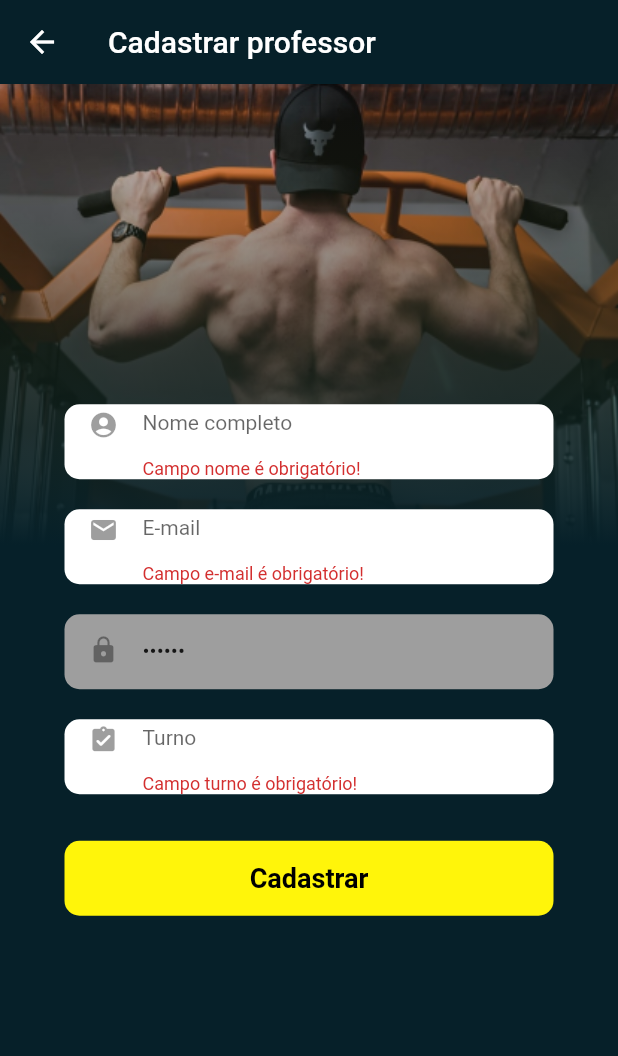
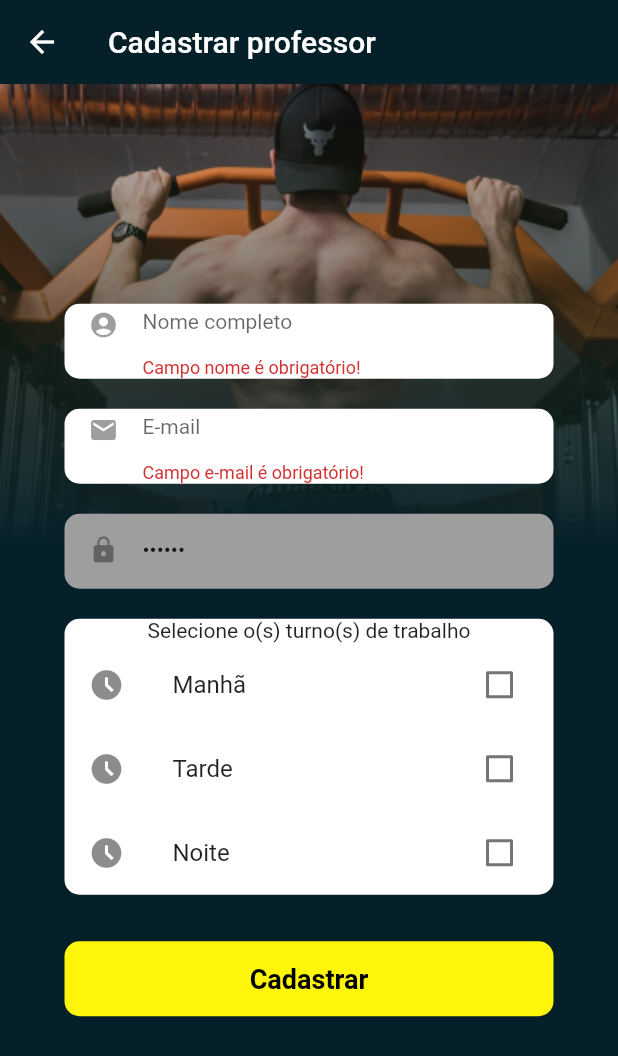
Before and after one commit to Diego-amd/apoio_forca_treino, a Flutter app: the CadastroProfessor screen opened by its route, after a tap on "Cadastrar", on a phone screen of 412 x 824 dp. Shown: the top 1056 px of the screen. Run offline on Flutter 3.47's test engine with Material 2 defaults, Android fonts, the phone set to English and light mode, and no system bars; our stand-ins replace cloud_firestore, file_picker, firebase_auth, firebase_core, firebase_storage; accounts and stored records are empty.

Commit message:
Cadastro de aluno e professor

```diff
--- a/lib/model/aluno.model.dart
+++ b/lib/model/aluno.model.dart
@@ -2,12 +2,16 @@ class AlunoModel {
   String nomeCompleto = '';
   String email = '';
   String senha = '';
+  bool ativo = true;
+  String sexo = '';
 
-  AlunoModel(this.nomeCompleto, this.email, this.senha);
+  AlunoModel(this.nomeCompleto, this.email, this.senha, this.ativo, this.sexo);
 
   AlunoModel.fromMap(Map<String, dynamic> map) {
     nomeCompleto = map["nomeCompleto"];
     email = map["email"];
     senha = map["senha"];
+    ativo = map["ativo"];
+    sexo = map["sexo"];
   }
 }
--- a/lib/view/app.dart
+++ b/lib/view/app.dart
@@ -19,8 +19,8 @@ class App extends StatelessWidget {
     return MaterialApp(routes: {
       '/': (context) => LoginView(),
       '/alterarSenha': (context) => AlteracaoSenha(),
-      '/homeadmin': (context) => HomeAdmin(),
-      '/homealuno': (context) => HomeAluno(),
+      '/homeAdmin': (context) => HomeAdmin(),
+      '/homeAluno': (context) => HomeAluno(),
       '/cadAluno': (context) => CadastroAluno(),
       '/cadProfessor': (context) => CadastroProfessor(),
       '/cadExercicio': (context) => CadastroExercicio(),
--- a/lib/view/cad.professor.view.dart
+++ b/lib/view/cad.professor.view.dart
@@ -2,10 +2,31 @@ import 'package:flutter/material.dart';
 import 'package:cloud_firestore/cloud_firestore.dart';
 import 'package:firebase_auth/firebase_auth.dart';
 
-class CadastroProfessor extends StatelessWidget {
+class CadastroProfessor extends StatefulWidget {
+  @override
+  _CadastroProfessor createState() => _CadastroProfessor();
+}
+
+class _CadastroProfessor extends State<CadastroProfessor> {
   var formKey = GlobalKey<FormState>();
   final firestore = FirebaseFirestore.instance;
   final auth = FirebaseAuth.instance;
+
+  bool valorManha = false;
+  bool valorTarde = false;
+  bool valorNoite = false;
+
+  var manha;
+  var tarde;
+  var noite;
+
+  formataTexto() async {
+    manha = valorManha == true ? "Manhã" : "";
+    tarde = valorTarde == true ? "Tarde" : "";
+    noite = valorNoite == true ? "Noite" : "";
+
+    return "$manha / $tarde / $noite";
+  }
 
   TextEditingController nome = TextEditingController();
   TextEditingController email = TextEditingController();
@@ -16,6 +37,8 @@ class CadastroProfessor extends StatelessWidget {
     var emailText = email.text;
     var senhaText = '123456';
 
+    var textoTurno = await formataTexto();
+
     if (formKey.currentState!.validate()) {
       formKey.currentState!.save();
       var result = await auth.createUserWithEmailAndPassword(
@@ -23,10 +46,11 @@ class CadastroProfessor extends StatelessWidget {
 
       await result.user!.updateDisplayName(nomeText);
 
-      await firestore.collection('alunos').add({
+      await firestore.collection('professores').add({
         "nomeCompleto": nomeText,
         "email": emailText,
         "senhaCad": senhaText,
+        "turno": textoTurno,
         "uid": result.user!.uid,
       });
 
@@ -175,36 +199,51 @@ class CadastroProfessor extends StatelessWidget {
                     SizedBox(
                       child: Container(
                           width: 326,
-                        height: 50,
                           margin: EdgeInsets.only(top: 20),
-                        padding: EdgeInsets.only(left: 16),
                           decoration: const BoxDecoration(
                               color: Colors.white,
                               borderRadius:
                                   BorderRadius.all(Radius.circular(10))),
-                        child: TextFormField(
-                          controller: email,
-                          onSaved: (value) => {},
-                          validator: (value) {
-                            if (value!.isEmpty) {
-                              return "Campo turno é obrigatório!";
-                            }
-                            return null;
+                          child: Column(
+                            children: [
+                              Container(
+                                  child: Text(
+                                      "Selecione o(s) turno(s) de trabalho")),
+                              CheckboxListTile(
+                                title: Text("Manhã"),
+                                secondary: Icon(Icons.access_time_filled),
+                                value: valorManha,
+                                onChanged: (value) {
+                                  setState(() {
+                                    valorManha = value!;
+                                  });
                                 },
-                          keyboardType: TextInputType.emailAddress,
-                          decoration: const InputDecoration(
-                            border: InputBorder.none,
-                            hintText: "Turno",
-                            icon: Icon(Icons.assignment_turned_in_rounded,
-                                size: 20, color: Colors.black38),
-                            labelStyle: TextStyle(
-                                color: Colors.black,
-                                fontWeight: FontWeight.w400,
-                                fontSize: 16),
+                                activeColor: Color.fromRGBO(6, 32, 41, 2),
                               ),
-                          style: TextStyle(fontSize: 14),
+                              CheckboxListTile(
+                                title: Text("Tarde"),
+                                secondary: Icon(Icons.access_time_filled),
+                                value: valorTarde,
+                                onChanged: (value) {
+                                  setState(() {
+                                    valorTarde = value!;
+                                  });
+                                },
+                                activeColor: Color.fromRGBO(6, 32, 41, 2),
                               ),
+                              CheckboxListTile(
+                                title: Text("Noite"),
+                                secondary: Icon(Icons.access_time_filled),
+                                value: valorNoite,
+                                onChanged: (value) {
+                                  setState(() {
+                                    valorNoite = value!;
+                                  });
+                                },
+                                activeColor: Color.fromRGBO(6, 32, 41, 2),
                               ),
+                            ],
+                          )),
                     ),
                     Container(
                         width: 326,
--- a/lib/view/home.admin.view.dart
+++ b/lib/view/home.admin.view.dart
@@ -15,7 +15,8 @@ class HomeAdmin extends StatelessWidget {
         appBar: AppBar(
           title: Text("Bem-vindo Admin!"),
         ),
-        body: Column(
+        body: Center(
+          child: Column(
             mainAxisSize: MainAxisSize.min,
             crossAxisAlignment: CrossAxisAlignment.center,
             children: [
@@ -38,6 +39,7 @@ class HomeAdmin extends StatelessWidget {
                             color: Colors.black))),
               ),
             ],
+          ),
         ));
   }
 }
```
Also changed, not shown: lib/view/cad.alunos.view.dart (+55 -2 lines), lib/view/login.view.dart (+5 -5 lines). Lines whose indentation alone changed are shown as unchanged.
